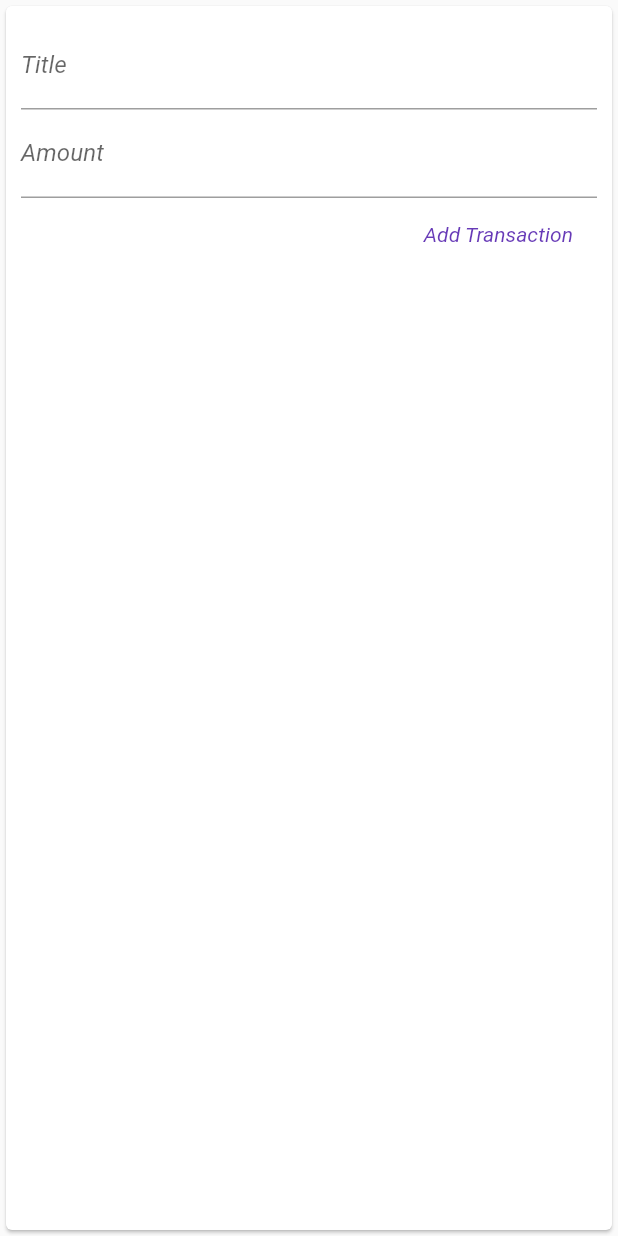
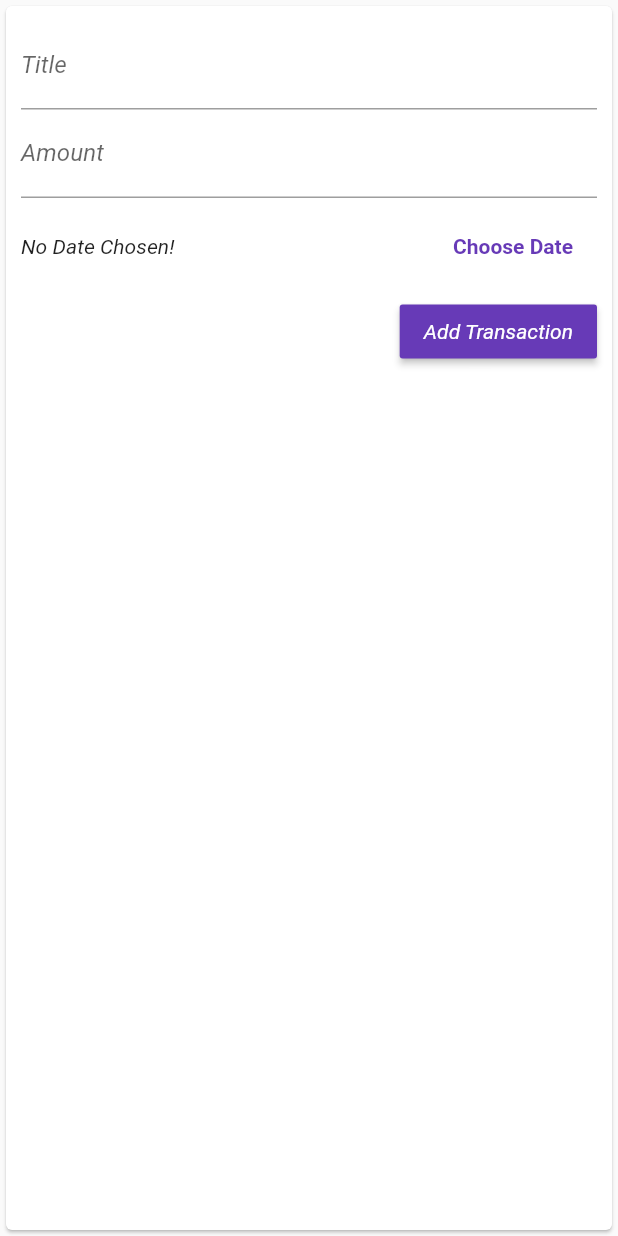
Before and after one commit to Korkmatik/Expensy, a Flutter app: the NewTransaction widget shown alone on an empty page, opened directly with empty values, after a tap on "Add Transaction", on a phone screen of 412 x 824 dp. Run offline on Flutter 3.47's test engine with Material 2 defaults, Android fonts, the phone set to English and light mode, and no system bars.

Commit message:
Add functionality to add date of a transaction

```diff
--- a/lib/main.dart
+++ b/lib/main.dart
@@ -53,12 +53,12 @@ class _MyHomePageState extends State<MyHomePage> {
     }).toList();
   }
 
-  void _addNewTransaction(String title, double amount) {
+  void _addNewTransaction(String title, double amount, DateTime chosenDate) {
     final transaction = Transaction(
       id: DateTime.now().toString(),
       title: title,
       amount: amount,
-      date: DateTime.now(),
+      date: chosenDate,
     );
     setState(
       () {
--- a/lib/widgets/new_transaction.dart
+++ b/lib/widgets/new_transaction.dart
@@ -1,29 +1,51 @@
 import 'package:flutter/material.dart';
+import 'package:intl/intl.dart';
 
 class NewTransaction extends StatefulWidget {
   final Function addTransactionHandler;
 
-  NewTransaction(this.addTransactionHandler, {Key? key}) : super(key: key);
+  const NewTransaction(this.addTransactionHandler, {Key? key}) : super(key: key);
 
   @override
   State<NewTransaction> createState() => _NewTransactionState();
 }
 
 class _NewTransactionState extends State<NewTransaction> {
-  final titleController = TextEditingController();
-  final amountController = TextEditingController();
+  final _titleController = TextEditingController();
+  final _amountController = TextEditingController();
+  DateTime? _selectedDate;
 
-  void submitData() {
-    final enteredTitle = titleController.text;
-    final enteredAmount = double.parse(amountController.text);
-
-    if (enteredTitle.isEmpty || enteredAmount < 0) {
+  void _submitData() {
+    if (_amountController.text.isEmpty) {
       return;
     }
 
-    widget.addTransactionHandler(enteredTitle, enteredAmount);
+    final enteredTitle = _titleController.text;
+    final enteredAmount = double.parse(_amountController.text);
+
+    if (enteredTitle.isEmpty || enteredAmount < 0 || _selectedDate == null) {
+      return;
+    }
+
+    widget.addTransactionHandler(enteredTitle, enteredAmount, _selectedDate);
 
     Navigator.of(context).pop();
+  }
+
+  void _presentDatePicker() {
+    showDatePicker(
+        context: context,
+        initialDate: DateTime.now(),
+        firstDate: DateTime(2019),
+        lastDate: DateTime.now(),
+    ).then((pickedDate) {
+      if (pickedDate == null)
+        return;
+
+      setState(() {
+        _selectedDate = pickedDate;
+      });
+    });
   }
 
   @override
@@ -36,18 +58,35 @@ class _NewTransactionState extends State<NewTransaction> {
           children: [
             TextField(
               decoration: const InputDecoration(labelText: 'Title'),
-              controller: titleController,
+              controller: _titleController,
             ),
             TextField(
               decoration: const InputDecoration(labelText: 'Amount'),
-              controller: amountController,
+              controller: _amountController,
               keyboardType: TextInputType.number,
-              onSubmitted: (_) => submitData(),
+              onSubmitted: (_) => _submitData(),
             ),
-            FlatButton(
-              onPressed: submitData,
+            Container(
+              height: 65,
+              child: Row(
+                children: [
+                  Expanded(child: Text(_selectedDate == null ? 'No Date Chosen!' : 'Picked Date: ${DateFormat.yMd().format(_selectedDate as DateTime)}')),
+                  FlatButton(
+                    onPressed: _presentDatePicker,
+                    child: const Text(
+                      'Choose Date',
+                      style: TextStyle(fontWeight: FontWeight.bold),
+                    ),
+                    textColor: Theme.of(context).primaryColor,
+                  )
+                ],
+              ),
+            ),
+            RaisedButton(
+              onPressed: _submitData,
               child: const Text('Add Transaction'),
-              textColor: Theme.of(context).primaryColor,
+              color: Theme.of(context).primaryColor,
+              textColor: Theme.of(context).textTheme.button?.color,
             ),
           ],
         ),
```
